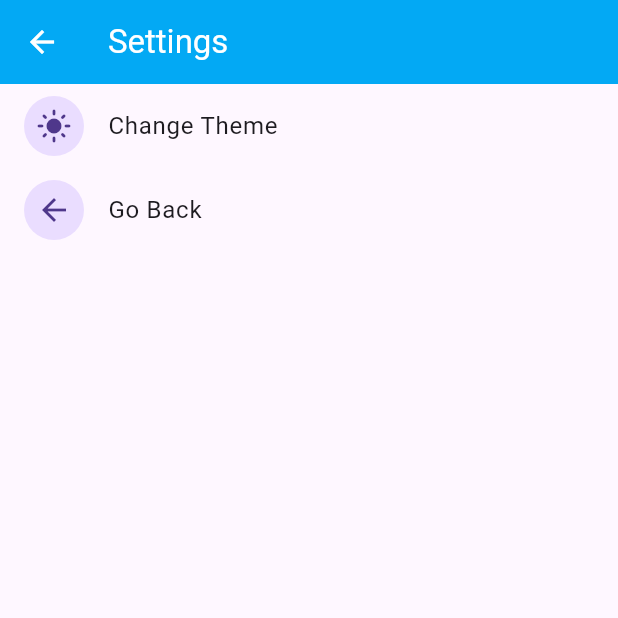
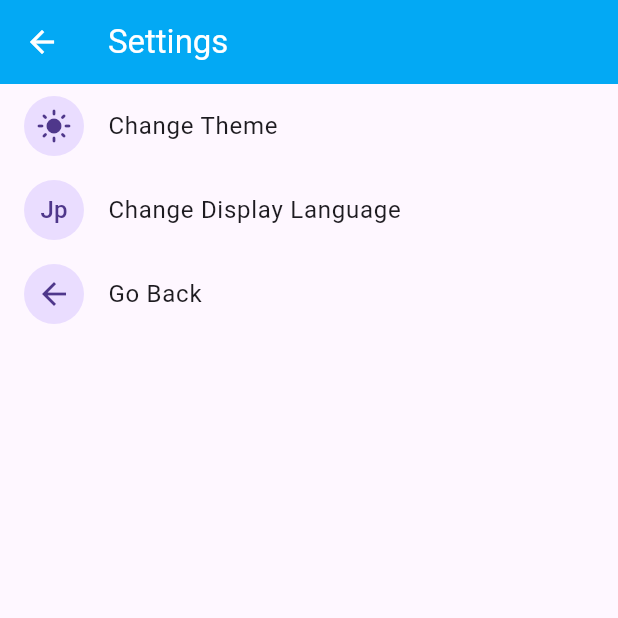
Before and after one commit to StefanusJasson/flutter_final_project, a Flutter app: the screen it shows after launch, after a tap on the "settings" icon, on a phone screen of 412 x 824 dp, the top half of it. Run offline on Flutter 3.47's test engine with Material 3 defaults, Android fonts, the phone set to English and light mode, and no system bars; our stand-ins replace bloc, dio, equatable, flutter_bloc; network calls fail.

Commit message:
add change title display language

```diff
--- /dev/null
+++ b/lib/bloc/language_cubit.dart
@@ -0,0 +1,12 @@
+import 'package:bloc/bloc.dart';
+import 'package:flutter_final_project/bloc/language_state.dart';
+
+class LanguageCubit extends Cubit<LanguageState> {
+  LanguageCubit(): super(LanguageState());
+
+  void setDisplayLanguage(String language){
+    emit(state.copyWith(
+      language: language
+    ));
+  }
+}
--- /dev/null
+++ b/lib/bloc/language_state.dart
@@ -0,0 +1,20 @@
+import 'package:equatable/equatable.dart';
+
+class LanguageState extends Equatable {
+  final String language;
+
+  const LanguageState({
+    this.language = 'Jp',
+  });
+
+  LanguageState copyWith({
+    String? language,
+  }) => LanguageState(
+    language: language?? this.language
+  );
+
+  @override
+  List<Object> get props => [
+    language
+  ];
+}
--- a/lib/components/anime_card.dart
+++ b/lib/components/anime_card.dart
@@ -1,4 +1,7 @@
 import 'package:flutter/material.dart';
+import 'package:flutter_bloc/flutter_bloc.dart';
+import 'package:flutter_final_project/bloc/language_cubit.dart';
+import 'package:flutter_final_project/bloc/language_state.dart';
 import 'package:flutter_final_project/models/anime_season_model.dart';
 
 class AnimeCard extends StatelessWidget {
@@ -8,6 +11,8 @@ class AnimeCard extends StatelessWidget {
 
   @override
   Widget build(BuildContext context) {
+    return BlocBuilder<LanguageCubit, LanguageState>(
+      builder: (context, state) {
         return SizedBox(
           height: 500,
           child: Card(
@@ -20,16 +25,16 @@ class AnimeCard extends StatelessWidget {
             margin: EdgeInsets.all(10),
             child: Column(
               children: [
-            Image.network(
-            animeSeason.image as String, fit: BoxFit.fill,),
-            Text(
-              animeSeason.title as String,
-              textAlign: TextAlign.center,
+                Image.network(animeSeason.image as String, fit: BoxFit.fill),
+                if(state.language == 'Jp')
+                  Text(animeSeason.title as String, textAlign: TextAlign.center)
+                else
+                  Text(animeSeason.titleEnglish as String, textAlign: TextAlign.center)
+              ],
             ),
-          ]
-        )
-
           ),
+        );
+      },
     );
   }
 }
--- a/lib/const/anime_season_list.dart
+++ b/lib/const/anime_season_list.dart
@@ -139,7 +139,7 @@ List<AnimeSeason> animeSeasonList = [
     AnimeSeason(
       id: 55318,
       title: 'Medalist',
-      titleEnglish: null,
+      titleEnglish: 'Medalist',
       type: 'TV',
       source: 'Manga',
       episodeCount: 13,
@@ -183,8 +183,8 @@ List<AnimeSeason> animeSeasonList = [
     ),
     AnimeSeason(
       id: 53580,
-      title: 'Tensei shitara Slime Datta Ken 3rd Season',
-      titleEnglish: 'That Time I Got Reincarnated as a Slime Season 3',
+      title: 'Tensei shitara Slime Datta Ken',
+      titleEnglish: 'That Time I Got Reincarnated as a Slime',
       type: 'TV',
       source: 'Manga',
       episodeCount: 24,
--- a/lib/main.dart
+++ b/lib/main.dart
@@ -1,5 +1,6 @@
 import 'package:flutter/material.dart';
 import 'package:flutter_bloc/flutter_bloc.dart';
+import 'package:flutter_final_project/bloc/language_cubit.dart';
 import 'package:flutter_final_project/bloc/theme_cubit.dart';
 import 'package:flutter_final_project/bloc/theme_state.dart';
 import 'package:flutter_final_project/pages/anime_season_page.dart';
@@ -16,6 +17,7 @@ class MyApp extends StatelessWidget {
     return MultiBlocProvider(
       providers: [
         BlocProvider(create: (context) => ThemeCubit()),
+        BlocProvider(create: (context) => LanguageCubit()),
       ],
       child: BlocBuilder<ThemeCubit, ThemeState>(
         builder: (context, state) {
--- a/lib/pages/setting_page.dart
+++ b/lib/pages/setting_page.dart
@@ -1,4 +1,6 @@
 import 'package:flutter/material.dart';
+import 'package:flutter_final_project/bloc/language_cubit.dart';
+import 'package:flutter_final_project/bloc/language_state.dart';
 import 'package:flutter_final_project/bloc/theme_cubit.dart';
 import 'package:flutter_final_project/bloc/theme_state.dart';
 import 'package:flutter_bloc/flutter_bloc.dart';
@@ -42,6 +44,28 @@ class _SettingPageState extends State<SettingPage> {
               }
             },
           ),
+          BlocBuilder<LanguageCubit, LanguageState>(
+            builder: (context, state) {
+              if(state.language == 'Jp') {
+                return ListTile(
+                  onTap: () {
+                    context.read<LanguageCubit>().setDisplayLanguage('En');
+                  },
+                  leading: CircleAvatar(child: Text('Jp')),
+                  title: Text('Change Display Language'),
+                );
+              }
+              else{
+                return ListTile(
+                  onTap: () {
+                    context.read<LanguageCubit>().setDisplayLanguage('Jp');
+                  },
+                  leading: CircleAvatar(child: Text('En')),
+                  title: Text('Change Display Language'),
+                );
+              }
+            },
+          ),
           ListTile(
             onTap: () {
               context.pop(context);
```
Also changed, not shown: lib/pages/anime_page.dart (+40 -26 lines). Lines whose indentation alone changed are shown as unchanged.
